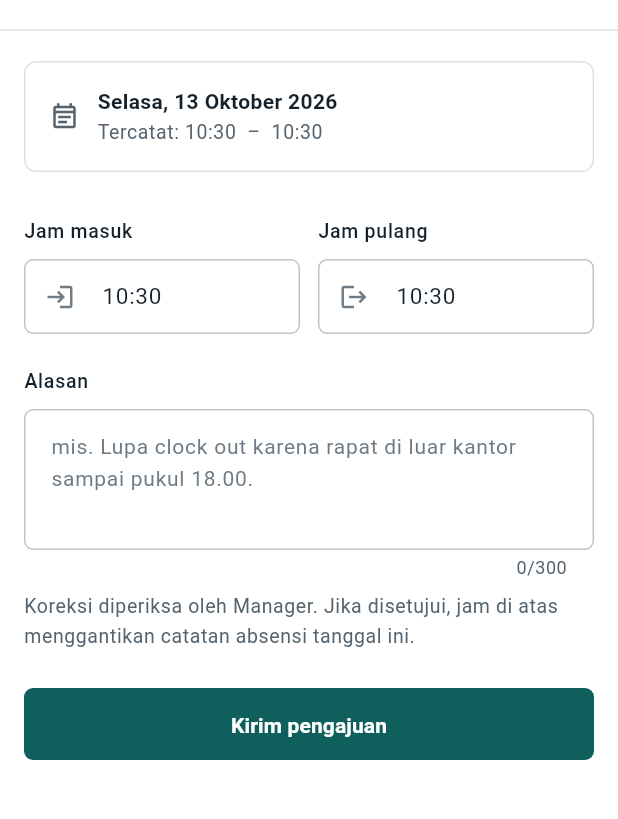
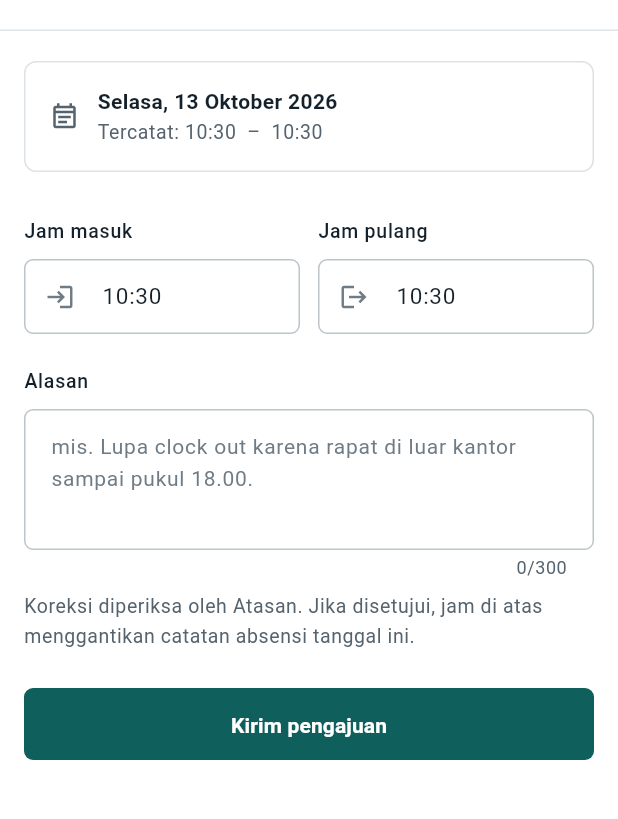
Before and after one commit to GodenID/hrmsv2, a Flutter app: the CorrectionFormPage screen opened directly with empty values, on a phone screen of 412 x 824 dp, the part 62-881 px from its top. Run offline on Flutter 3.47's test engine with Material 3 defaults, Android fonts, the phone set to English and light mode, and no system bars; our stand-ins replace file_picker, firebase_core, firebase_messaging, flutter_map, flutter_native_contact_picker, geolocator and 4 more; missing offline and left inert: excel; accounts and stored records are empty.

Commit message:
Overlay koreksi/lembur/luar-area di kalender; foto profil di daftar karyawan; wording Atasan

```diff
--- a/lib/data/api/api_attendance_repository.dart
+++ b/lib/data/api/api_attendance_repository.dart
@@ -156,6 +156,19 @@ class ApiAttendanceRepository implements AttendanceRepository {
         reviewerNote: m['reviewerNote'] as String?,
       );
 
+  OvertimeRequest _overtime(Map<String, dynamic> m) => OvertimeRequest(
+        id: (m['id'] ?? '').toString(),
+        date: DateTime.tryParse((m['date'] ?? '').toString()) ?? DateTime.now(),
+        start: _dt(m['start']) ?? DateTime.now(),
+        end: _dt(m['end']) ?? DateTime.now(),
+        reason: (m['reason'] ?? '').toString(),
+        status: _status(m['status']),
+        submittedAt: _dt(m['submittedAt']) ?? DateTime.now(),
+        reviewedBy: m['reviewedBy'] as String?,
+        reviewedAt: _dt(m['reviewedAt']),
+        reviewerNote: m['reviewerNote'] as String?,
+      );
+
   EmployeeRef _ref(Map<String, dynamic> m) => EmployeeRef(
         username: (m['username'] ?? '').toString(),
         fullName: (m['fullName'] ?? '').toString(),
@@ -272,6 +285,15 @@ class ApiAttendanceRepository implements AttendanceRepository {
             clockInLocation: _map(e)['clockInLocation'] as String?,
             clockOutLocation: _map(e)['clockOutLocation'] as String?,
             leave: _leave(_map(e)['leave']),
+            correction: _map(e)['correction'] == null
+                ? null
+                : _correction(_map(_map(e)['correction'])),
+            outOfArea: _map(e)['outOfArea'] == null
+                ? null
+                : _ooa(_map(_map(e)['outOfArea'])),
+            overtime: _map(e)['overtime'] == null
+                ? null
+                : _overtime(_map(_map(e)['overtime'])),
           ),
       ],
     );
--- a/lib/data/api/api_employee_repository.dart
+++ b/lib/data/api/api_employee_repository.dart
@@ -105,6 +105,7 @@ class ApiEmployeeRepository implements EmployeeRepository {
       birthDate: dt(m['birthDate']),
       address: m['address'] as String?,
       emergencyContact: ec,
+      photoUrl: m['photoUrl'] as String?,
     );
   }
 
--- a/lib/data/employee_repository.dart
+++ b/lib/data/employee_repository.dart
@@ -81,6 +81,7 @@ class EmployeeAccount {
     this.address,
     this.emergencyContact,
     this.contractMonths,
+    this.photoUrl,
   });
 
   final String username;
@@ -130,6 +131,9 @@ class EmployeeAccount {
   final bool canChangeRole;
   final bool canChangeStatus;
   final bool canResetPassword;
+
+  /// URL foto profil (S3 publik / presigned). null = avatar inisial.
+  final String? photoUrl;
 }
 
 /// Isi formulir tambah / ubah karyawan. Username tidak bisa diubah.
--- a/lib/data/mock/mock_employee_repository.dart
+++ b/lib/data/mock/mock_employee_repository.dart
@@ -87,6 +87,8 @@ class MockEmployeeRepository implements EmployeeRepository {
       canChangeRole: canEdit && a.username != actor.username,
       canChangeStatus: canActOn,
       canResetPassword: canActOn && a.active,
+      // Mock tidak menyimpan foto (lihat ApiEmployeeRepository untuk S3).
+      photoUrl: null,
     );
   }
 
--- a/lib/features/attendance/correction_form_page.dart
+++ b/lib/features/attendance/correction_form_page.dart
@@ -262,7 +262,7 @@ class _CorrectionFormPageState extends State<CorrectionFormPage> {
             ),
             const SizedBox(height: AppSpacing.sm),
             Text(
-              'Koreksi diperiksa oleh Manager. Jika disetujui, jam di atas '
+              'Koreksi diperiksa oleh Atasan. Jika disetujui, jam di atas '
               'menggantikan catatan absensi tanggal ini.',
               style: textTheme.bodySmall?.copyWith(height: 1.5),
             ),
--- a/lib/features/attendance/widgets/attendance_day_sheet.dart
+++ b/lib/features/attendance/widgets/attendance_day_sheet.dart
@@ -171,7 +171,7 @@ class _DaySheet extends StatelessWidget {
               ),
               if (correction.reviewerNote != null)
                 InfoRow(
-                  label: 'Catatan ${correction.reviewedBy ?? 'Manager'}',
+                  label: 'Catatan ${correction.reviewedBy ?? 'Atasan'}',
                   value: correction.reviewerNote!,
                 ),
             ],
@@ -205,7 +205,7 @@ class _DaySheet extends StatelessWidget {
               ),
               if (outOfArea.reviewerNote != null)
                 InfoRow(
-                  label: 'Catatan ${outOfArea.reviewedBy ?? 'Manager'}',
+                  label: 'Catatan ${outOfArea.reviewedBy ?? 'Atasan'}',
                   value: outOfArea.reviewerNote!,
                 ),
               if (outOfArea.status == RequestStatus.pending) ...[
@@ -240,7 +240,7 @@ class _DaySheet extends StatelessWidget {
               ),
               if (overtime.reviewerNote != null)
                 InfoRow(
-                  label: 'Catatan ${overtime.reviewedBy ?? 'Manager'}',
+                  label: 'Catatan ${overtime.reviewedBy ?? 'Atasan'}',
                   value: overtime.reviewerNote!,
                 ),
             ],
```
Also changed, not shown: lib/features/employees/employee_detail_page.dart (+6 -1 lines), lib/features/employees/employee_list_page.dart (+6 -1 lines), server/lib/attendance_handlers.dart (+64 -0 lines), server/lib/employee_handlers.dart (+18 -6 lines).
